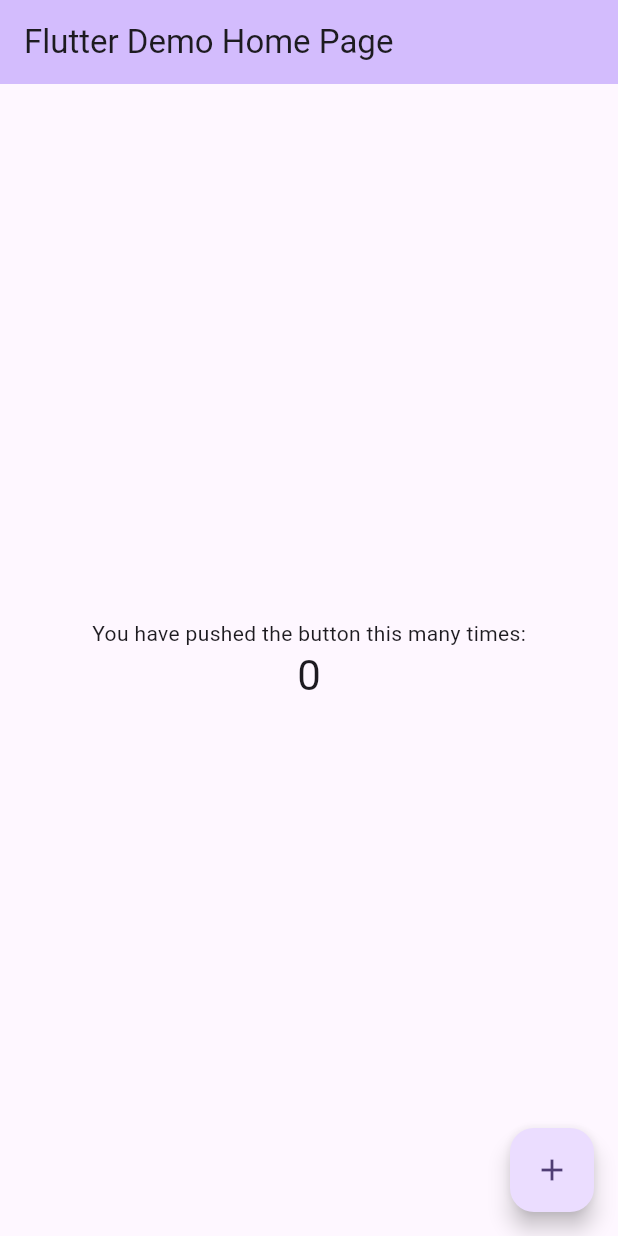
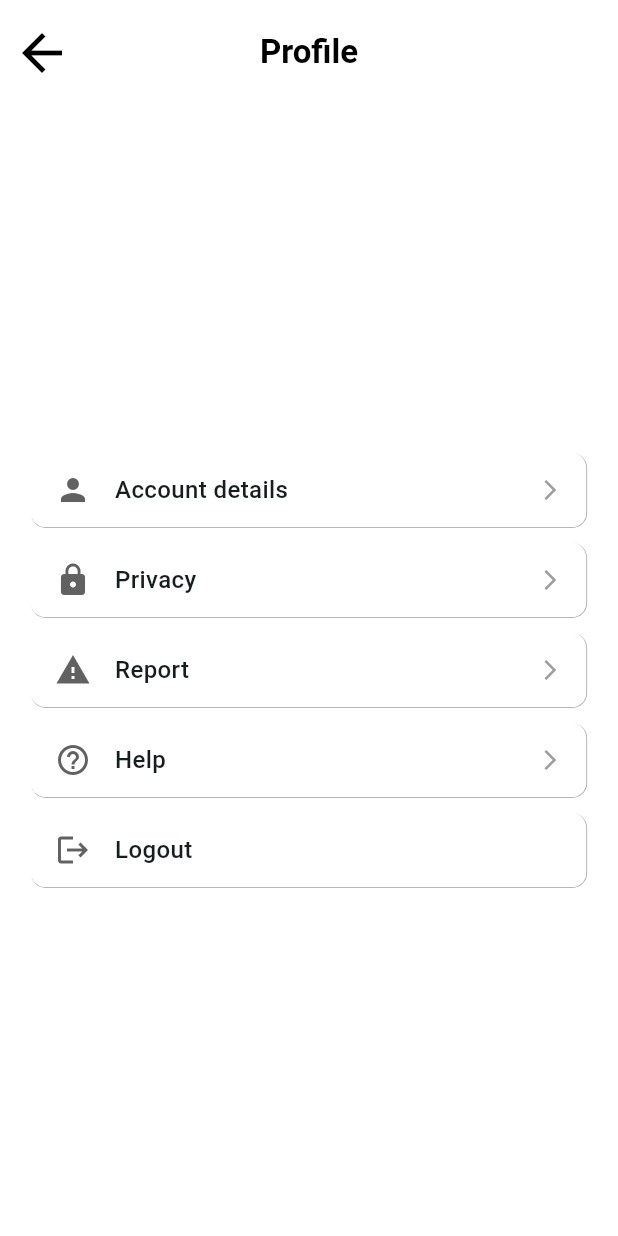
Before and after one commit to Deonmayon/NuadPah, a Flutter app: the screen it shows after launch, on a phone screen of 412 x 824 dp. Run offline on Flutter 3.47's test engine with Material 3 defaults, Android fonts, the phone set to English and light mode, and no system bars.

Commit message:
Initilize profile page (not finished) + profileFunctionBar (need Improvement)

```diff
--- /dev/null
+++ b/frontend/lib/components/profileFunctionBar.dart
@@ -0,0 +1,65 @@
+import 'package:flutter/material.dart';
+
+class ProfileFunctionBar extends StatelessWidget {
+  final IconData icon;
+  final String title;
+  final bool showArrow; // parameter for trailing arrow
+
+  const ProfileFunctionBar({
+    super.key,
+    required this.icon,
+    required this.title,
+    this.showArrow = true,
+  });
+
+  @override
+  Widget build(BuildContext context) {
+    return Container(
+      alignment: Alignment.center,
+      width: MediaQuery.of(context).size.width * 0.9,
+      height: 50,
+      padding: const EdgeInsets.symmetric(vertical: 12, horizontal: 16),
+      decoration: BoxDecoration(
+        borderRadius: BorderRadius.circular(10),
+        color: Colors.white,
+        border: Border(
+          bottom: BorderSide(
+            color: Colors.grey,
+            width: 0.5,
+          ),
+          right: BorderSide(
+            color: Colors.grey,
+            width: 0.5,
+          )
+        ),
+      ),
+      child: Row(
+        mainAxisAlignment: MainAxisAlignment.spaceBetween,
+        children: [
+          Row(
+            children: [
+              Icon(
+                icon,
+                color: Colors.grey.shade700,
+              ),
+              const SizedBox(width: 16),
+              Text(
+                title,
+                style: const TextStyle(
+                  fontSize: 16,
+                  fontWeight: FontWeight.w500,
+                ),
+              ),
+            ],
+          ),
+          if (showArrow)
+            const Icon(
+              Icons.arrow_forward_ios,
+              size: 16,
+              color: Colors.grey,
+            ),
+        ],
+      ),
+    );
+  }
+}
--- a/frontend/lib/main.dart
+++ b/frontend/lib/main.dart
@@ -1,4 +1,6 @@
 import 'package:flutter/material.dart';
+import 'package:frontend/pages/homepage.dart';
+import 'package:frontend/pages/profile.dart';
 
 void main() {
   runApp(const MyApp());
@@ -7,119 +9,19 @@ void main() {
 class MyApp extends StatelessWidget {
   const MyApp({super.key});
 
-  // This widget is the root of your application.
   @override
   Widget build(BuildContext context) {
     return MaterialApp(
-      title: 'Flutter Demo',
+      title: 'NuadPah',
       theme: ThemeData(
-        // This is the theme of your application.
-        //
-        // TRY THIS: Try running your application with "flutter run". You'll see
-        // the application has a purple toolbar. Then, without quitting the app,
-        // try changing the seedColor in the colorScheme below to Colors.green
-        // and then invoke "hot reload" (save your changes or press the "hot
-        // reload" button in a Flutter-supported IDE, or press "r" if you used
-        // the command line to start the app).
-        //
-        // Notice that the counter didn't reset back to zero; the application
-        // state is not lost during the reload. To reset the state, use hot
-        // restart instead.
-        //
-        // This works for code too, not just values: Most code changes can be
-        // tested with just a hot reload.
-        colorScheme: ColorScheme.fromSeed(seedColor: Colors.deepPurple),
+        colorScheme: ColorScheme.fromSeed(seedColor: Colors.white),
         useMaterial3: true,
       ),
-      home: const MyHomePage(title: 'Flutter Demo Home Page'),
+      initialRoute: '/profile',
+      routes: {
+        '/home' : (context) => const Homepage(),
+        '/profile' : (context) => const Profile()
+      },
     );
   }
 }
-
-class MyHomePage extends StatefulWidget {
-  const MyHomePage({super.key, required this.title});
-
-  // This widget is the home page of your application. It is stateful, meaning
-  // that it has a State object (defined below) that contains fields that affect
-  // how it looks.
-
-  // This class is the configuration for the state. It holds the values (in this
-  // case the title) provided by the parent (in this case the App widget) and
-  // used by the build method of the State. Fields in a Widget subclass are
-  // always marked "final".
-
-  final String title;
-
-  @override
-  State<MyHomePage> createState() => _MyHomePageState();
-}
-
-class _MyHomePageState extends State<MyHomePage> {
-  int _counter = 0;
-
-  void _incrementCounter() {
-    setState(() {
-      // This call to setState tells the Flutter framework that something has
-      // changed in this State, which causes it to rerun the build method below
-      // so that the display can reflect the updated values. If we changed
-      // _counter without calling setState(), then the build method would not be
-      // called again, and so nothing would appear to happen.
-      _counter++;
-    });
-  }
-
-  @override
-  Widget build(BuildContext context) {
-    // This method is rerun every time setState is called, for instance as done
-    // by the _incrementCounter method above.
-    //
-    // The Flutter framework has been optimized to make rerunning build methods
-    // fast, so that you can just rebuild anything that needs updating rather
-    // than having to individually change instances of widgets.
-    return Scaffold(
-      appBar: AppBar(
-        // TRY THIS: Try changing the color here to a specific color (to
-        // Colors.amber, perhaps?) and trigger a hot reload to see the AppBar
-        // change color while the other colors stay the same.
-        backgroundColor: Theme.of(context).colorScheme.inversePrimary,
-        // Here we take the value from the MyHomePage object that was created by
-        // the App.build method, and use it to set our appbar title.
-        title: Text(widget.title),
-      ),
-      body: Center(
-        // Center is a layout widget. It takes a single child and positions it
-        // in the middle of the parent.
-        child: Column(
-          // Column is also a layout widget. It takes a list of children and
-          // arranges them vertically. By default, it sizes itself to fit its
-          // children horizontally, and tries to be as tall as its parent.
-          //
-          // Column has various properties to control how it sizes itself and
-          // how it positions its children. Here we use mainAxisAlignment to
-          // center the children vertically; the main axis here is the vertical
-          // axis because Columns are vertical (the cross axis would be
-          // horizontal).
-          //
-          // TRY THIS: Invoke "debug painting" (choose the "Toggle Debug Paint"
-          // action in the IDE, or press "p" in the console), to see the
-          // wireframe for each widget.
-          mainAxisAlignment: MainAxisAlignment.center,
-          children: <Widget>[
-            const Text(
-              'You have pushed the button this many times:',
-            ),
-            Text(
-              '$_counter',
-              style: Theme.of(context).textTheme.headlineMedium,
-            ),
-          ],
-        ),
-      ),
-      floatingActionButton: FloatingActionButton(
-        onPressed: _incrementCounter,
-        tooltip: 'Increment',
-        child: const Icon(Icons.add),
-      ), // This trailing comma makes auto-formatting nicer for build methods.
-    );
-  }
-}
--- /dev/null
+++ b/frontend/lib/pages/homepage.dart
@@ -0,0 +1,17 @@
+import 'package:flutter/material.dart';
+
+class Homepage extends StatelessWidget {
+  const Homepage({super.key});
+
+  @override
+  Widget build(BuildContext context) {
+    return Scaffold(
+      appBar: AppBar(
+        title: const Text('Home'),
+      ),
+      body: const Center(
+        child: Text('Hello'),
+      ),
+    );
+  }
+}
--- /dev/null
+++ b/frontend/lib/pages/profile.dart
@@ -0,0 +1,65 @@
+import 'package:flutter/material.dart';
+import 'package:frontend/components/profileFunctionBar.dart';
+
+class Profile extends StatelessWidget {
+  const Profile({super.key});
+
+  @override
+  Widget build(BuildContext context) {
+    return Scaffold(
+      backgroundColor: Colors.white,
+      appBar: AppBar(
+        centerTitle: true,
+        title: const Text(
+          'Profile',
+          style: TextStyle(fontWeight: FontWeight.bold),
+        ),
+        leading: IconButton(
+          iconSize: 40,
+          icon: const Icon(Icons.arrow_back),
+          onPressed: () {
+            Navigator.pop(context);
+          },
+        ),
+        elevation: 0,
+        backgroundColor: Colors.white,
+        foregroundColor: Colors.black,
+        toolbarHeight: 70,
+      ),
+      body: Center(
+          child: Column(
+        mainAxisAlignment:
+            MainAxisAlignment.center, // Center content vertically
+        crossAxisAlignment:
+            CrossAxisAlignment.center, // Center content horizontally
+        children: [
+          ProfileFunctionBar(
+            icon: Icons.person,
+            title: 'Account details',
+          ),
+          SizedBox(height: 10),
+          ProfileFunctionBar(
+            icon: Icons.lock,
+            title: 'Privacy',
+          ),
+          SizedBox(height: 10),
+          ProfileFunctionBar(
+            icon: Icons.report_problem,
+            title: 'Report',
+          ),
+          SizedBox(height: 10),
+          ProfileFunctionBar(
+            icon: Icons.help_outline,
+            title: 'Help',
+          ),
+          SizedBox(height: 10),
+          ProfileFunctionBar(
+            icon: Icons.logout,
+            title: 'Logout',
+            showArrow: false, // Hide the arrow for Logout
+          ),
+        ],
+      )),
+    );
+  }
+}
```
